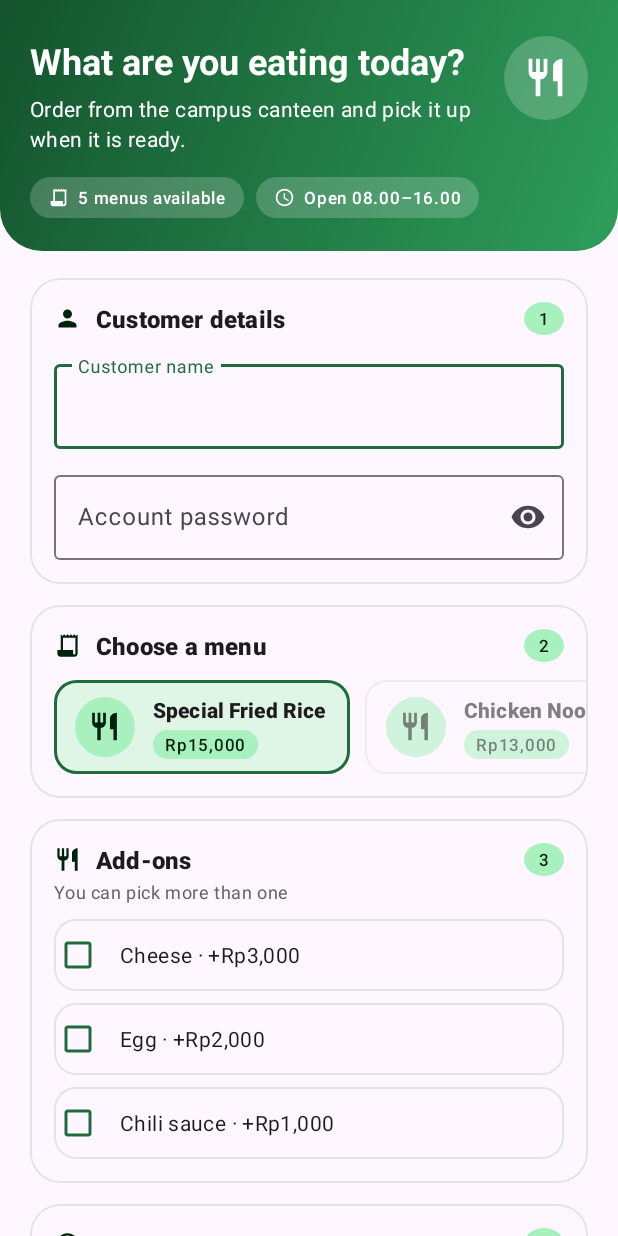
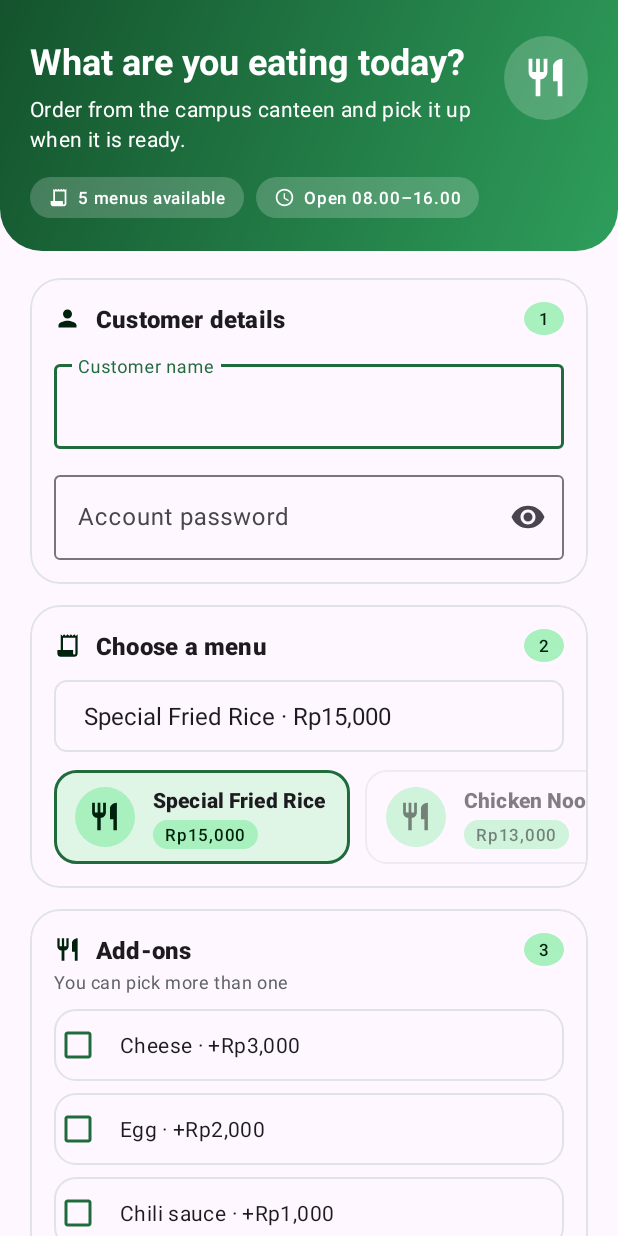
Before and after one commit to oswaldvalois/campusbite, an Android app: the screen it shows after launch (MainActivity), on a phone screen of 412 x 824 dp. Run offline under Robolectric (Android 15) with nearby library versions, the phone set to English and light mode, and no system bars.

Commit message:
feat(menu): add Spinner menu picker alongside the card row
Adds a Spinner (spinnerMenu) listing every menu with its price, synced
both ways with the horizontal card picker. Satisfies the Spinner
requirement without removing the existing interactive cards.

```diff
--- a/app/src/main/java/com/oswaldvalois/canteenorder/MainActivity.java
+++ b/app/src/main/java/com/oswaldvalois/canteenorder/MainActivity.java
@@ -5,9 +5,12 @@ import android.os.Bundle;
 import android.view.LayoutInflater;
 import android.view.View;
 import android.view.ViewGroup;
+import android.widget.AdapterView;
+import android.widget.ArrayAdapter;
 import android.widget.CheckBox;
 import android.widget.ImageView;
 import android.widget.SeekBar;
+import android.widget.Spinner;
 import android.widget.TextView;
 
 import androidx.annotation.NonNull;
@@ -42,6 +45,7 @@ public class MainActivity extends BaseActivity {
     private CheckBox checkEgg;
     private CheckBox checkSambal;
     private SeekBar seekPortion;
+    private Spinner spinnerMenu;
     private TextView textPortion;
     private TextView textTotal;
     private TextView summaryMenuPrice;
@@ -70,6 +74,7 @@ public class MainActivity extends BaseActivity {
         checkEgg = findViewById(R.id.checkEgg);
         checkSambal = findViewById(R.id.checkSambal);
         seekPortion = findViewById(R.id.seekPortion);
+        spinnerMenu = findViewById(R.id.spinnerMenu);
         textPortion = findViewById(R.id.textPortion);
         textTotal = findViewById(R.id.textTotal);
         summaryMenuPrice = findViewById(R.id.summaryMenuPrice);
@@ -98,12 +103,36 @@ public class MainActivity extends BaseActivity {
             ((TextView) view.findViewById(R.id.menuPrice)).setText(Money.rupiah(menuItems.get(i).getPrice()));
             view.setOnClickListener(v -> {
                 selectedIndex = position;
+                spinnerMenu.setSelection(position);
                 refreshMenuSelection();
                 updateSummary(false);
             });
             menuRow.addView(view);
             menuViews.add(view);
         }
+
+        List<String> labels = new ArrayList<>();
+        for (MenuItem item : menuItems) {
+            labels.add(item.getName() + " · " + Money.rupiah(item.getPrice()));
+        }
+        ArrayAdapter<String> adapter = new ArrayAdapter<>(
+                this, android.R.layout.simple_spinner_item, labels);
+        adapter.setDropDownViewResource(android.R.layout.simple_spinner_dropdown_item);
+        spinnerMenu.setAdapter(adapter);
+        spinnerMenu.setOnItemSelectedListener(new AdapterView.OnItemSelectedListener() {
+            @Override
+            public void onItemSelected(AdapterView<?> parent, View view, int position, long id) {
+                if (position != selectedIndex) {
+                    selectedIndex = position;
+                    refreshMenuSelection();
+                    updateSummary(false);
+                }
+            }
+
+            @Override
+            public void onNothingSelected(AdapterView<?> parent) {
+            }
+        });
     }
 
     private void refreshMenuSelection() {
@@ -290,6 +319,7 @@ public class MainActivity extends BaseActivity {
         checkSambal.setChecked(false);
         seekPortion.setProgress(0);
         selectedIndex = 0;
+        spinnerMenu.setSelection(0);
         refreshMenuSelection();
         inputName.clearFocus();
         inputPassword.clearFocus();
--- a/app/src/main/res/layout/activity_main.xml
+++ b/app/src/main/res/layout/activity_main.xml
@@ -287,6 +287,17 @@
                             android:textAppearance="?attr/textAppearanceLabelSmall"
                             android:textColor="@color/brand_on_primary_container" />
                     </LinearLayout>
+
+                    <Spinner
+                        android:id="@+id/spinnerMenu"
+                        android:layout_width="match_parent"
+                        android:layout_height="wrap_content"
+                        android:layout_marginTop="12dp"
+                        android:layout_marginEnd="16dp"
+                        android:background="@drawable/bg_spinner"
+                        android:minHeight="48dp"
+                        android:paddingStart="12dp"
+                        android:paddingEnd="12dp" />
 
                     <HorizontalScrollView
                         android:layout_width="match_parent"
```
